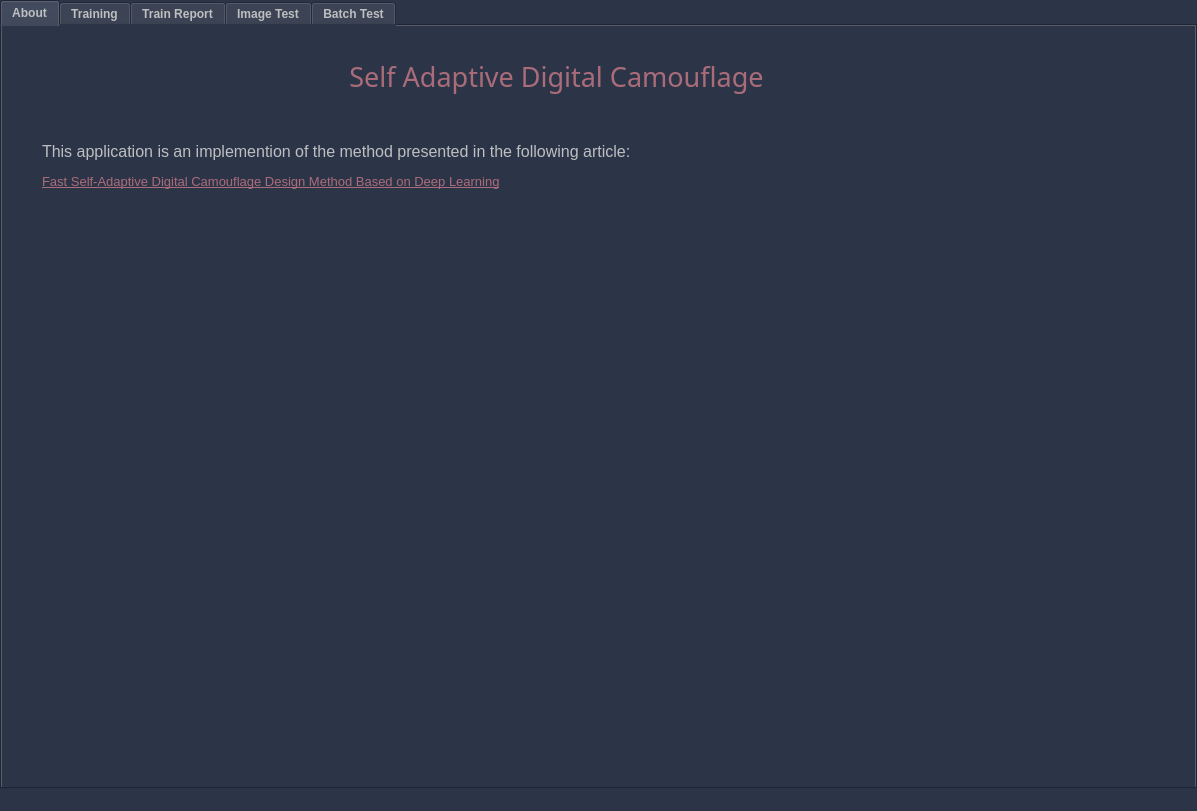
Before: the Qt Designer form GUI/UI/MainScreen.ui in shlomi1074/Camouflage-Final-Project, drawn with Qt 5.
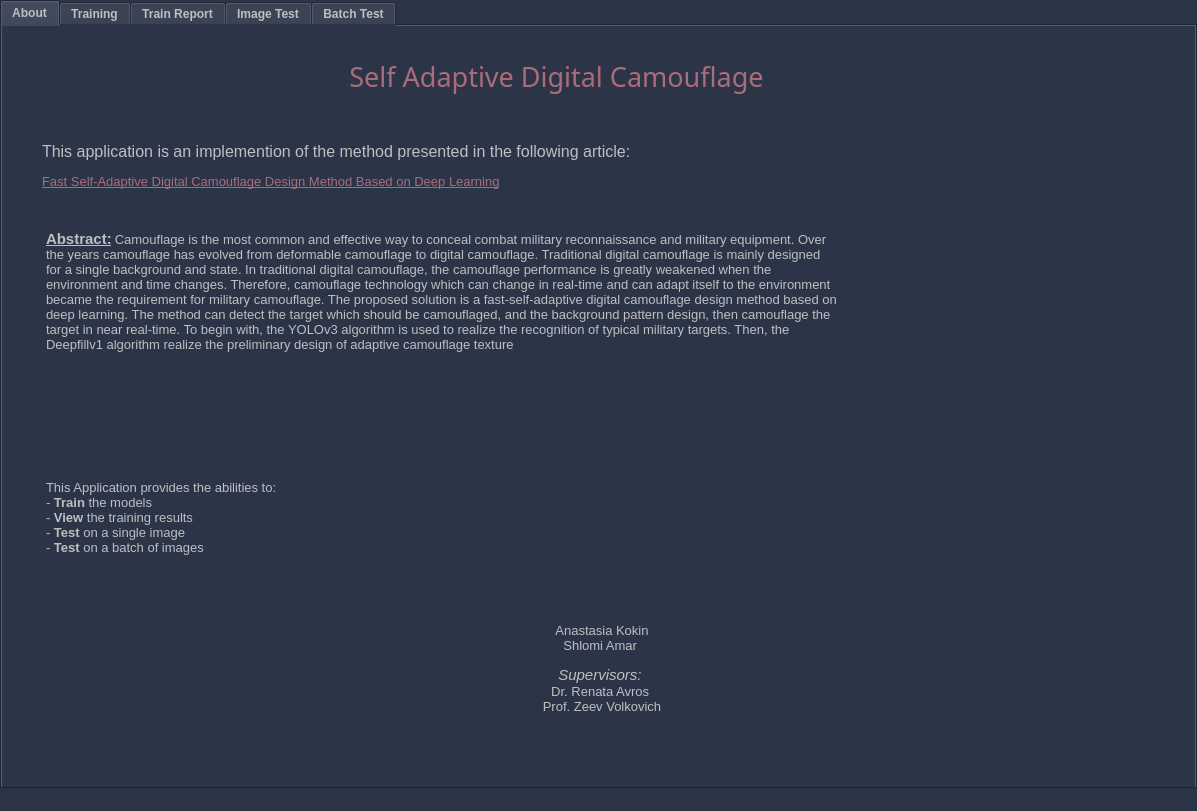
After: the same form once the commit is applied. The open tabs and pages were chosen to show the change. Icons and pictures are not drawn.

Patch:
```diff
--- a/GUI/UI/MainScreen.ui
+++ b/GUI/UI/MainScreen.ui
@@ -194,6 +194,79 @@
          <set>Qt::AlignCenter</set>
         </property>
        </widget>
+       <widget class="QTextBrowser" name="textBrowser">
+        <property name="geometry">
+         <rect>
+          <x>40</x>
+          <y>200</y>
+          <width>801</width>
+          <height>251</height>
+         </rect>
+        </property>
+        <property name="styleSheet">
+         <string notr="true">background-color:transparent;
+border: None;</string>
+        </property>
+        <property name="html">
+         <string>&lt;!DOCTYPE HTML PUBLIC &quot;-//W3C//DTD HTML 4.0//EN&quot; &quot;http://www.w3.org/TR/REC-html40/strict.dtd&quot;&gt;
+&lt;html&gt;&lt;head&gt;&lt;meta name=&quot;qrichtext&quot; content=&quot;1&quot; /&gt;&lt;style type=&quot;text/css&quot;&gt;
+p, li { white-space: pre-wrap; }
+&lt;/style&gt;&lt;/head&gt;&lt;body style=&quot; font-family:'MS Shell Dlg 2'; font-size:7.8pt; font-weight:400; font-style:normal;&quot;&gt;
+&lt;p style=&quot; margin-top:0px; margin-bottom:0px; margin-left:0px; margin-right:0px; -qt-block-indent:0; text-indent:0px;&quot;&gt;&lt;span style=&quot; font-size:11pt; font-weight:600; text-decoration: underline;&quot;&gt;Abstract:&lt;/span&gt;&lt;span style=&quot; font-size:8pt;&quot;&gt; &lt;/span&gt;&lt;span style=&quot; font-size:10pt;&quot;&gt;Camouflage is the most common and effective way to conceal combat military reconnaissance and military equipment. Over the years camouflage has evolved from deformable camouflage to digital camouflage. Traditional digital camouflage is mainly designed for a single background and state. In traditional digital camouflage, the camouflage performance is greatly weakened when the environment and time changes. Therefore, camouflage technology which can change in real-time and can adapt itself to the environment became the requirement for military camouflage. The proposed solution is a fast-self-adaptive digital camouflage design method based on deep learning. The method can detect the target which should be camouflaged, and the background pattern design, then camouflage the target in near real-time. To begin with, the YOLOv3 algorithm is used to realize the recognition of typical military targets. Then, the Deepfillv1 algorithm realize the preliminary design of adaptive camouflage texture&lt;/span&gt;&lt;/p&gt;&lt;/body&gt;&lt;/html&gt;</string>
+        </property>
+       </widget>
+       <widget class="QTextBrowser" name="textBrowser_2">
+        <property name="geometry">
+         <rect>
+          <x>40</x>
+          <y>450</y>
+          <width>331</width>
+          <height>121</height>
+         </rect>
+        </property>
+        <property name="styleSheet">
+         <string notr="true">background-color:transparent;
+border: None;</string>
+        </property>
+        <property name="html">
+         <string>&lt;!DOCTYPE HTML PUBLIC &quot;-//W3C//DTD HTML 4.0//EN&quot; &quot;http://www.w3.org/TR/REC-html40/strict.dtd&quot;&gt;
+&lt;html&gt;&lt;head&gt;&lt;meta name=&quot;qrichtext&quot; content=&quot;1&quot; /&gt;&lt;style type=&quot;text/css&quot;&gt;
+p, li { white-space: pre-wrap; }
+&lt;/style&gt;&lt;/head&gt;&lt;body style=&quot; font-family:'MS Shell Dlg 2'; font-size:7.8pt; font-weight:400; font-style:normal;&quot;&gt;
+&lt;p style=&quot; margin-top:0px; margin-bottom:0px; margin-left:0px; margin-right:0px; -qt-block-indent:0; text-indent:0px;&quot;&gt;&lt;span style=&quot; font-size:10pt;&quot;&gt;This Application provides the abilities to:&lt;/span&gt;&lt;/p&gt;
+&lt;p style=&quot; margin-top:0px; margin-bottom:0px; margin-left:0px; margin-right:0px; -qt-block-indent:0; text-indent:0px;&quot;&gt;&lt;span style=&quot; font-size:10pt;&quot;&gt;- &lt;/span&gt;&lt;span style=&quot; font-size:10pt; font-weight:600;&quot;&gt;Train&lt;/span&gt;&lt;span style=&quot; font-size:10pt;&quot;&gt; the models&lt;/span&gt;&lt;/p&gt;
+&lt;p style=&quot; margin-top:0px; margin-bottom:0px; margin-left:0px; margin-right:0px; -qt-block-indent:0; text-indent:0px;&quot;&gt;&lt;span style=&quot; font-size:10pt;&quot;&gt;- &lt;/span&gt;&lt;span style=&quot; font-size:10pt; font-weight:600;&quot;&gt;View&lt;/span&gt;&lt;span style=&quot; font-size:10pt;&quot;&gt; the training results&lt;/span&gt;&lt;/p&gt;
+&lt;p style=&quot; margin-top:0px; margin-bottom:0px; margin-left:0px; margin-right:0px; -qt-block-indent:0; text-indent:0px;&quot;&gt;&lt;span style=&quot; font-size:10pt;&quot;&gt;- &lt;/span&gt;&lt;span style=&quot; font-size:10pt; font-weight:600;&quot;&gt;Test&lt;/span&gt;&lt;span style=&quot; font-size:10pt;&quot;&gt; on a single image&lt;/span&gt;&lt;/p&gt;
+&lt;p style=&quot; margin-top:0px; margin-bottom:0px; margin-left:0px; margin-right:0px; -qt-block-indent:0; text-indent:0px;&quot;&gt;&lt;span style=&quot; font-size:10pt;&quot;&gt;- &lt;/span&gt;&lt;span style=&quot; font-size:10pt; font-weight:600;&quot;&gt;Test&lt;/span&gt;&lt;span style=&quot; font-size:10pt;&quot;&gt; on a batch of images&lt;/span&gt;&lt;/p&gt;&lt;/body&gt;&lt;/html&gt;</string>
+        </property>
+       </widget>
+       <widget class="QTextBrowser" name="textBrowser_3">
+        <property name="geometry">
+         <rect>
+          <x>475</x>
+          <y>580</y>
+          <width>250</width>
+          <height>151</height>
+         </rect>
+        </property>
+        <property name="styleSheet">
+         <string notr="true">background-color:transparent;
+border: None;</string>
+        </property>
+        <property name="html">
+         <string>&lt;!DOCTYPE HTML PUBLIC &quot;-//W3C//DTD HTML 4.0//EN&quot; &quot;http://www.w3.org/TR/REC-html40/strict.dtd&quot;&gt;
+&lt;html&gt;&lt;head&gt;&lt;meta name=&quot;qrichtext&quot; content=&quot;1&quot; /&gt;&lt;style type=&quot;text/css&quot;&gt;
+p, li { white-space: pre-wrap; }
+&lt;/style&gt;&lt;/head&gt;&lt;body style=&quot; font-family:'MS Shell Dlg 2'; font-size:7.8pt; font-weight:400; font-style:normal;&quot;&gt;
+&lt;p align=&quot;center&quot; style=&quot;-qt-paragraph-type:empty; margin-top:0px; margin-bottom:0px; margin-left:0px; margin-right:0px; -qt-block-indent:0; text-indent:0px; font-size:8pt;&quot;&gt;&lt;br /&gt;&lt;/p&gt;
+&lt;p align=&quot;center&quot; style=&quot; margin-top:0px; margin-bottom:0px; margin-left:0px; margin-right:0px; -qt-block-indent:0; text-indent:0px;&quot;&gt;&lt;span style=&quot; font-size:10pt;&quot;&gt;Anastasia Kokin&lt;/span&gt;&lt;/p&gt;
+&lt;p align=&quot;center&quot; style=&quot; margin-top:0px; margin-bottom:0px; margin-left:0px; margin-right:0px; -qt-block-indent:0; text-indent:0px;&quot;&gt;&lt;span style=&quot; font-size:10pt;&quot;&gt;Shlomi Amar &lt;/span&gt;&lt;/p&gt;
+&lt;p align=&quot;center&quot; style=&quot;-qt-paragraph-type:empty; margin-top:0px; margin-bottom:0px; margin-left:0px; margin-right:0px; -qt-block-indent:0; text-indent:0px; font-size:8pt;&quot;&gt;&lt;br /&gt;&lt;/p&gt;
+&lt;p align=&quot;center&quot; style=&quot; margin-top:0px; margin-bottom:0px; margin-left:0px; margin-right:0px; -qt-block-indent:0; text-indent:0px;&quot;&gt;&lt;span style=&quot; font-size:11pt; font-style:italic;&quot;&gt;Supervisors: &lt;/span&gt;&lt;/p&gt;
+&lt;p align=&quot;center&quot; style=&quot; margin-top:0px; margin-bottom:0px; margin-left:0px; margin-right:0px; -qt-block-indent:0; text-indent:0px;&quot;&gt;&lt;span style=&quot; font-size:10pt;&quot;&gt;Dr. Renata Avros &lt;/span&gt;&lt;/p&gt;
+&lt;p align=&quot;center&quot; style=&quot; margin-top:0px; margin-bottom:0px; margin-left:0px; margin-right:0px; -qt-block-indent:0; text-indent:0px;&quot;&gt;&lt;span style=&quot; font-size:10pt;&quot;&gt;Prof. Zeev Volkovich&lt;/span&gt;&lt;/p&gt;&lt;/body&gt;&lt;/html&gt;</string>
+        </property>
+       </widget>
       </widget>
       <widget class="QWidget" name="train">
        <attribute name="title">
```
Left out of the diff: 26 changed lines with no effect on the pictures.
